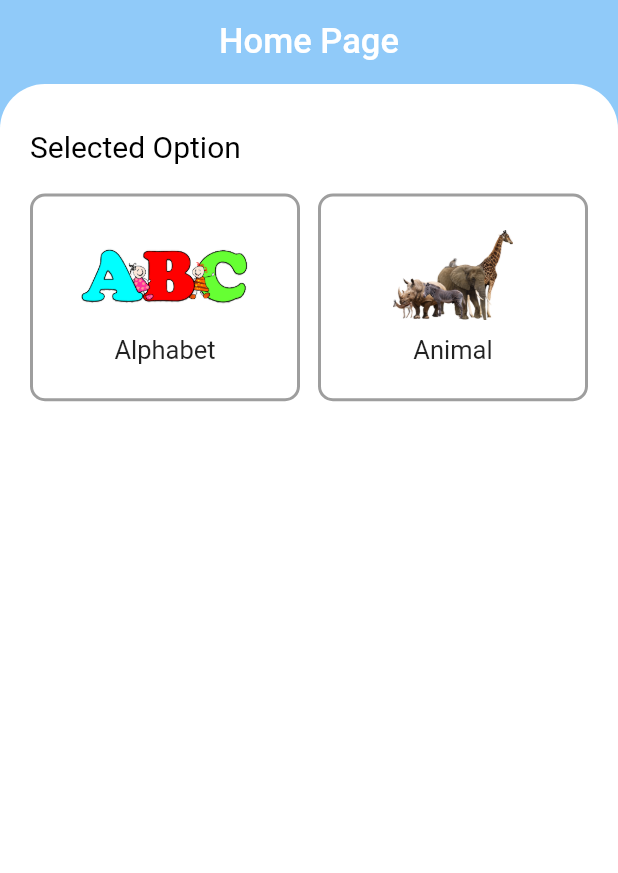
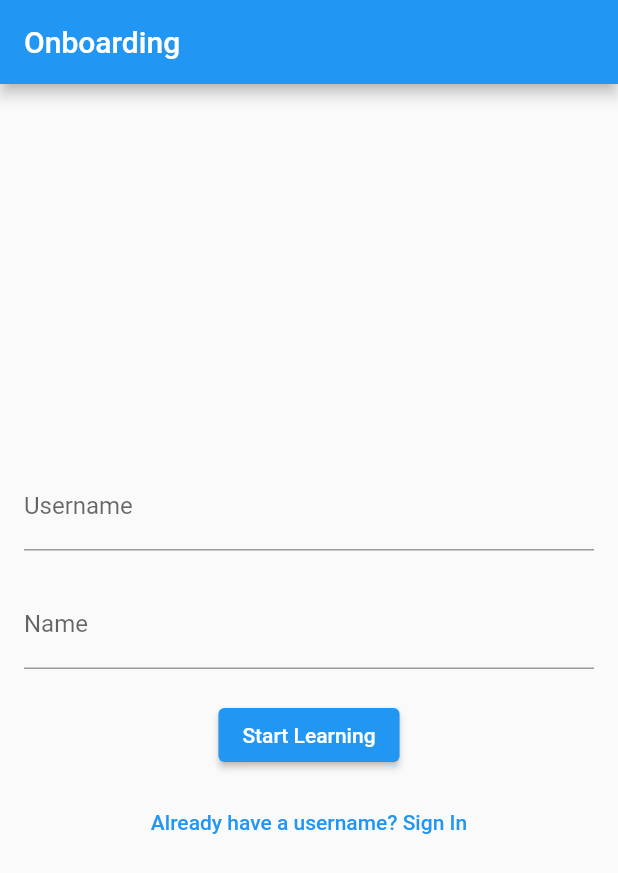
Before and after one commit to Swagata152/HaateKhori, a Flutter app: the screen it shows after launch, on a phone screen of 412 x 824 dp. Shown: the top 873 px of the screen. Run offline on Flutter 3.47's test engine with Material 2 defaults, Android fonts, the phone set to English and light mode, and no system bars; our stand-ins replace cloud_firestore, firebase_core; missing offline and left inert: model_viewer_plus, text_to_speech; accounts and stored records are empty.

Commit message:
Ui design added

```diff
--- /dev/null
+++ b/lib/FirestoreService.dart
@@ -0,0 +1,27 @@
+import 'package:cloud_firestore/cloud_firestore.dart';
+
+class FirestoreService {
+  final CollectionReference usersCollection = FirebaseFirestore.instance.collection('users');
+
+  Future<bool> doesUsernameExist(String username) async {
+    try {
+      QuerySnapshot querySnapshot = await usersCollection.where('username', isEqualTo: username).get();
+      return querySnapshot.docs.isNotEmpty;
+    } catch (e) {
+      print('Error checking username existence: $e');
+      return false;
+    }
+  }
+
+  Future<void> registerUser(String username, String name) async {
+    try {
+      await usersCollection.add({
+        'username': username,
+        'name': name,
+      });
+    } catch (e) {
+      print('Error registering user: $e');
+      // Handle error appropriately
+    }
+  }
+}
--- /dev/null
+++ b/lib/GlobalVariables.dart
@@ -0,0 +1,16 @@
+
+class GlobalVariables {
+  // Singleton instance
+  static final GlobalVariables _instance = GlobalVariables._internal();
+
+  // Global variable
+  String userId = "";
+
+  // Private constructor for the singleton pattern
+  GlobalVariables._internal();
+
+  // Getter to access the instance
+  factory GlobalVariables() {
+    return _instance;
+  }
+}
--- /dev/null
+++ b/lib/LearningProgressPage.dart
@@ -0,0 +1,15 @@
+import 'package:flutter/material.dart';
+
+class LearningProgressPage extends StatelessWidget {
+  @override
+  Widget build(BuildContext context) {
+    return Scaffold(
+      appBar: AppBar(
+        title: Text('Learning Progress'),
+      ),
+      body: Center(
+        child: Text('Learning Progress Page Content'),
+      ),
+    );
+  }
+}
--- /dev/null
+++ b/lib/OnboardingPage.dart
@@ -0,0 +1,113 @@
+import 'package:flutter/material.dart';
+import 'HomePage.dart';
+import 'SignInPage.dart';
+import 'FirestoreService.dart';
+import 'package:alphabetlearning/GlobalVariables.dart';
+
+
+class OnboardingPage extends StatelessWidget {
+  final TextEditingController _usernameController = TextEditingController();
+  final TextEditingController _nameController = TextEditingController();
+  final FirestoreService firestoreService = FirestoreService();
+
+  Future<void> onboardUser(String username, String name, bool isNewUser, BuildContext context) async {
+    try {
+      if (isNewUser) {
+        if (_usernameController.text.isEmpty || _nameController.text.isEmpty) {
+          _showErrorSnackBar(context, 'Please fill in all fields.');
+          return;
+        }
+
+        bool usernameExists = await firestoreService.doesUsernameExist(username);
+
+        if (usernameExists) {
+          _showErrorSnackBar(context, 'Username already exists. Please choose another.');
+          return;
+        }
+
+        // Register a new user
+        await firestoreService.registerUser(username, name);
+      }
+      GlobalVariables().userId = username;
+
+      // Navigate to the home page
+      Navigator.pushReplacement(
+        context,
+        MaterialPageRoute(builder: (context) => HomePage()),
+      );
+    } catch (e) {
+      print('Error onboarding user: $e');
+      _showErrorSnackBar(context, 'Error onboarding user. Please try again.');
+    }
+  }
+
+  void _showErrorSnackBar(BuildContext context, String message) {
+    ScaffoldMessenger.of(context).showSnackBar(
+      SnackBar(
+        content: Text(message),
+        duration: Duration(seconds: 3),
+      ),
+    );
+  }
+
+  @override
+  Widget build(BuildContext context) {
+    return Scaffold(
+      appBar: AppBar(
+        title: Text('Onboarding'),
+      ),
+      body: Padding(
+        padding: const EdgeInsets.all(16.0),
+        child: Column(
+          mainAxisAlignment: MainAxisAlignment.center,
+          children: [
+            TextField(
+              controller: _usernameController,
+              decoration: InputDecoration(
+                labelText: 'Username',
+              ),
+            ),
+            SizedBox(height: 20),
+            TextField(
+              controller: _nameController,
+              decoration: InputDecoration(
+                labelText: 'Name',
+              ),
+            ),
+            SizedBox(height: 20),
+            ElevatedButton(
+              onPressed: () async {
+                if (_usernameController.text.isEmpty || _nameController.text.isEmpty) {
+                  _showErrorSnackBar(context, 'Please fill in all fields.');
+                  return;
+                }
+
+                bool usernameExists = await firestoreService.doesUsernameExist(_usernameController.text);
+
+                if (usernameExists) {
+                  _showErrorSnackBar(context, 'Username already exists. Please choose another.');
+                  return;
+                }
+
+                // New user, register now
+                await onboardUser(_usernameController.text, _nameController.text, true, context);
+              },
+              child: Text('Start Learning'),
+            ),
+            SizedBox(height: 10),
+            TextButton(
+              onPressed: () {
+                // Navigate to the Sign In page
+                Navigator.push(
+                  context,
+                  MaterialPageRoute(builder: (context) => SignInPage()),
+                );
+              },
+              child: Text('Already have a username? Sign In'),
+            ),
+          ],
+        ),
+      ),
+    );
+  }
+}
--- a/lib/main.dart
+++ b/lib/main.dart
@@ -1,29 +1,18 @@
 import 'package:flutter/material.dart';
-import 'package:flutter_screenutil/flutter_screenutil.dart';
-import 'HomePage.dart';
 import 'package:firebase_core/firebase_core.dart';
-import 'firebase_options.dart';
+import 'OnboardingPage.dart';
 
-Future<void> main() async {
+void main() async {
   WidgetsFlutterBinding.ensureInitialized();
-  await Firebase.initializeApp(
-    options: DefaultFirebaseOptions.currentPlatform,
-  );
-  runApp(const MyApp());
+  await Firebase.initializeApp();
+  runApp(MyApp());
 }
 
 class MyApp extends StatelessWidget {
-  const MyApp({super.key});
-
   @override
   Widget build(BuildContext context) {
-    return ScreenUtilInit(
-        builder: (context, child){
-          return MaterialApp(
-            debugShowCheckedModeBanner: false,
-            home: HomePage(),
-          );
-      }
+    return MaterialApp(
+      home: OnboardingPage(),
     );
   }
 }
--- a/pubspec.yaml
+++ b/pubspec.yaml
@@ -45,6 +45,7 @@ dependencies:
   augmented_reality_plugin: ^4.0.1
   model_viewer_plus: ^1.5.0
   text_to_speech: ^0.2.3
+  firebase_auth: ^4.3.0
 
 dev_dependencies:
   flutter_test:
```
Also changed, not shown: lib/HomePage.dart (+20 -0 lines), lib/QuizPage.dart (added, +177 -0 lines), lib/SignInPage.dart (added, +79 -0 lines), pubspec.lock, 1 other file.
